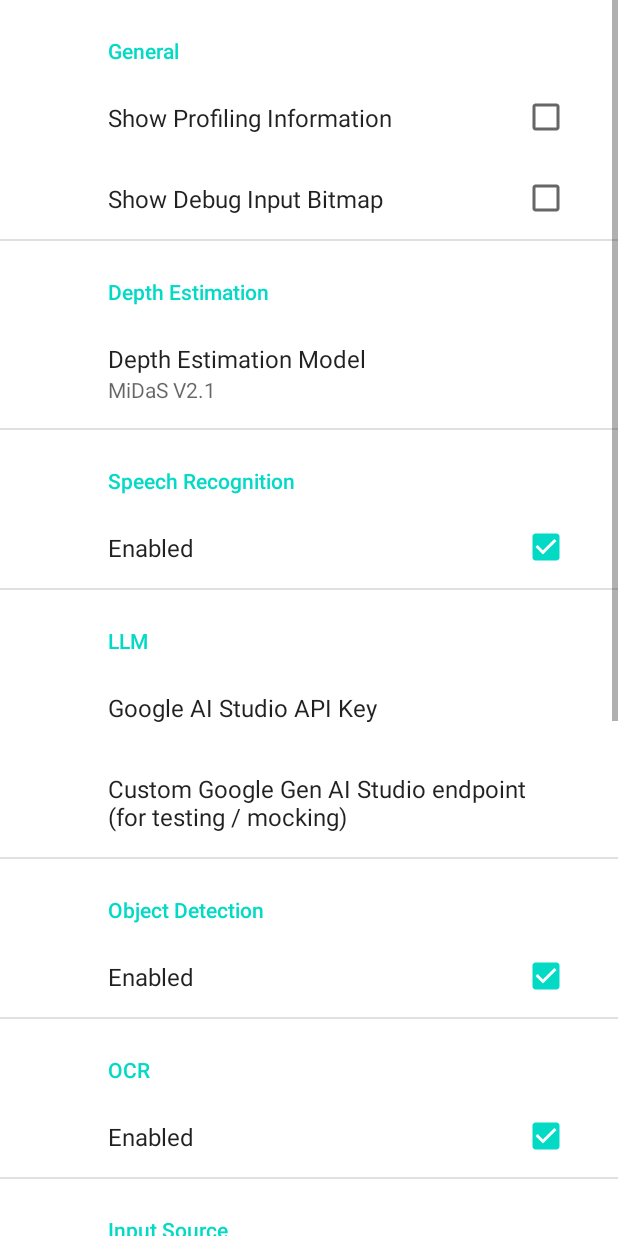
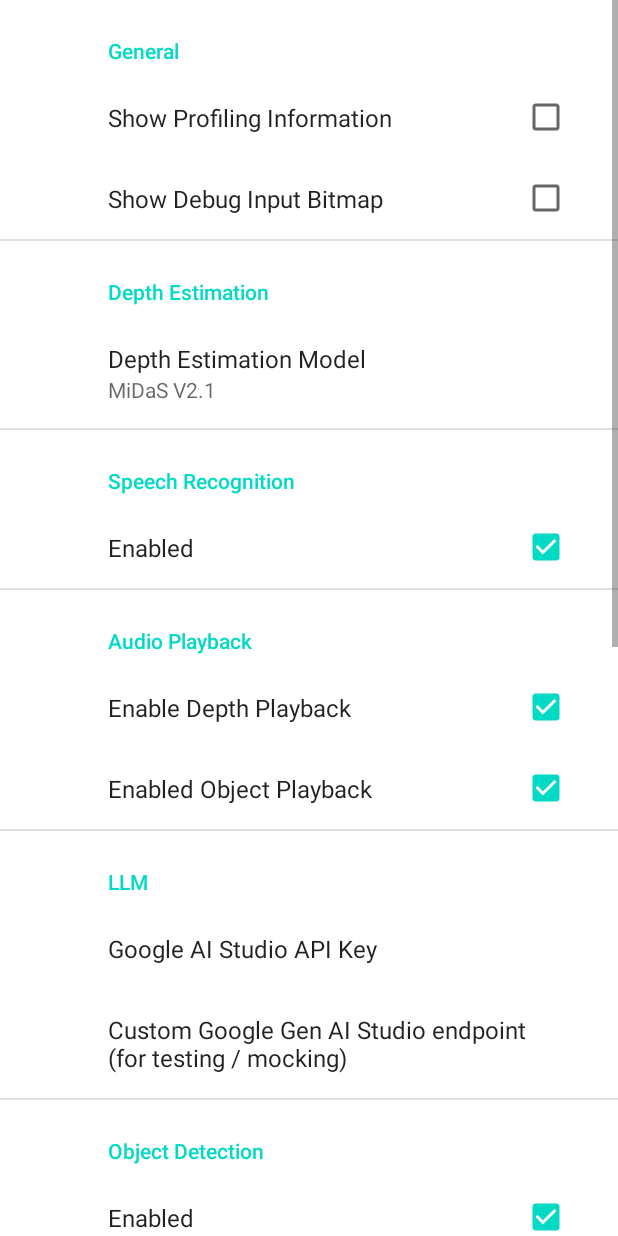
Before and after one commit to SimplyExo/eye-ai, an Android app: the screen it shows after launch (SettingsActivity), after a tap on "Settings button", on a phone screen of 412 x 824 dp. Run offline under Robolectric (Android 15) with nearby library versions, the phone set to English and light mode, and no system bars; our stand-ins replace androidx.preference; libraries missing offline, so code that uses them is left out: androidx.camera.core, androidx.camera.lifecycle, androidx.camera.view, com.google.mlkit.vision, com.sun.jna and 2 more; network calls fail; pictures from the network do not load; 11 statements that could not run were skipped.

Commit message:
Added pause option for playback of metric data and object data

```diff
--- a/EyeAIApp/app/src/main/java/com/algorithmic_alliance/eyeaiapp/EyeAIApp.kt
+++ b/EyeAIApp/app/src/main/java/com/algorithmic_alliance/eyeaiapp/EyeAIApp.kt
@@ -103,6 +103,14 @@ class EyeAIApp : Application() {
 		val oldSettings = settings.clone()
 		settings = Settings.load(context)
 
+		if(oldSettings.depthAudioPlayback != settings.depthAudioPlayback){
+			NativeLib.setDepthAudioPaused(!settings.depthAudioPlayback)
+		}
+
+		if(oldSettings.objectAudioPlayback != settings.objectAudioPlayback){
+			NativeLib.setObjectAudioPaused(!settings.objectAudioPlayback)
+		}
+
 		CoroutineScope(loadAIModelExecutor.asCoroutineDispatcher()).launch {
 			if (oldSettings.depthModel != settings.depthModel) {
 				switchDepthModel(settings.depthModel)
--- a/EyeAIApp/app/src/main/java/com/algorithmic_alliance/eyeaiapp/NativeLib.kt
+++ b/EyeAIApp/app/src/main/java/com/algorithmic_alliance/eyeaiapp/NativeLib.kt
@@ -71,6 +71,8 @@ object NativeLib {
 	external fun setupAudioSettings(cocoLabelsAudio: ByteArray, cocoLabelsData: ByteArray)
 	external fun setAudioSettings(numberOfSources: Int, frequency: Float)
 	external fun sendAIData(array: FloatArray)
+	external fun setDepthAudioPaused(paused: Boolean)
+	external fun setObjectAudioPaused(paused: Boolean)
 	external fun getProcessingStatus(): Boolean
 	external fun destroySpatialAudio()
 
--- a/EyeAIApp/app/src/main/java/com/algorithmic_alliance/eyeaiapp/Settings.kt
+++ b/EyeAIApp/app/src/main/java/com/algorithmic_alliance/eyeaiapp/Settings.kt
@@ -14,7 +14,10 @@ data class Settings(
 	var enableOCR: Boolean,
 	val inputSource: String?,
 	val mediaSource: String?,
-	val eyeAIVisionIP: String?
+	val eyeAIVisionIP: String?,
+	var depthAudioPlayback: Boolean,
+	var objectAudioPlayback: Boolean,
+
 ) : Cloneable {
 	companion object {
 		fun load(context: Context): Settings {
@@ -74,6 +77,16 @@ data class Settings(
 				""
 			)
 
+			val depthAudioPlayback = sharedPreferences.getBoolean(
+				context.getString(R.string.depth_playback_setting),
+				true
+			)
+
+			val objectAudioPlayback = sharedPreferences.getBoolean(
+				context.getString(R.string.object_playback_setting),
+				true
+			)
+
 			return Settings(
 				depthModel,
 				showProfilingInfo,
@@ -85,8 +98,12 @@ data class Settings(
 				enableOCR,
 				inputSource,
 				mediaSource,
-				eyeAIVisionIP
+				eyeAIVisionIP,
+				depthAudioPlayback,
+				objectAudioPlayback,
 			)
+
+
 		}
 	}
 
@@ -101,6 +118,8 @@ data class Settings(
 		enableOCR,
 		inputSource,
 		mediaSource,
-		eyeAIVisionIP
+		eyeAIVisionIP,
+		depthAudioPlayback,
+		objectAudioPlayback,
 	)
 }
--- a/EyeAIApp/app/src/main/res/values/strings.xml
+++ b/EyeAIApp/app/src/main/res/values/strings.xml
@@ -38,4 +38,6 @@
     <string name="build_variant_settings">build_variant</string>
     <string name="custom_google_gen_ai_studio_endpoint_setting">custom_google_gen_ai_studio_endpoint</string>
     <string name="custom_google_gen_ai_studio_endpoint_summary">EyeAI will send all llm requests to\n\'%1$s\'\nwithout checking their ssl certificate to allow for self signed certificates</string>
+    <string name="object_playback_setting">object_playback_setting</string>
+    <string name="depth_playback_setting">depth_playback_setting</string>
 </resources>
--- a/EyeAIApp/app/src/main/res/xml/settings_preferences.xml
+++ b/EyeAIApp/app/src/main/res/xml/settings_preferences.xml
@@ -22,6 +22,17 @@
             app:defaultValue="true"
             app:key="@string/enable_speech_recognition_setting"
             app:title="Enabled" />
+    </PreferenceCategory>
+
+    <PreferenceCategory app:title="Audio Playback">
+        <CheckBoxPreference
+            app:defaultValue="true"
+            app:key="@string/depth_playback_setting"
+            app:title="Enable Depth Playback" />
+        <CheckBoxPreference
+            app:defaultValue="true"
+            app:key="@string/object_playback_setting"
+            app:title="Enabled Object Playback" />
     </PreferenceCategory>
 
     <PreferenceCategory app:title="LLM">
```
Also changed, not shown: 3 other files.
